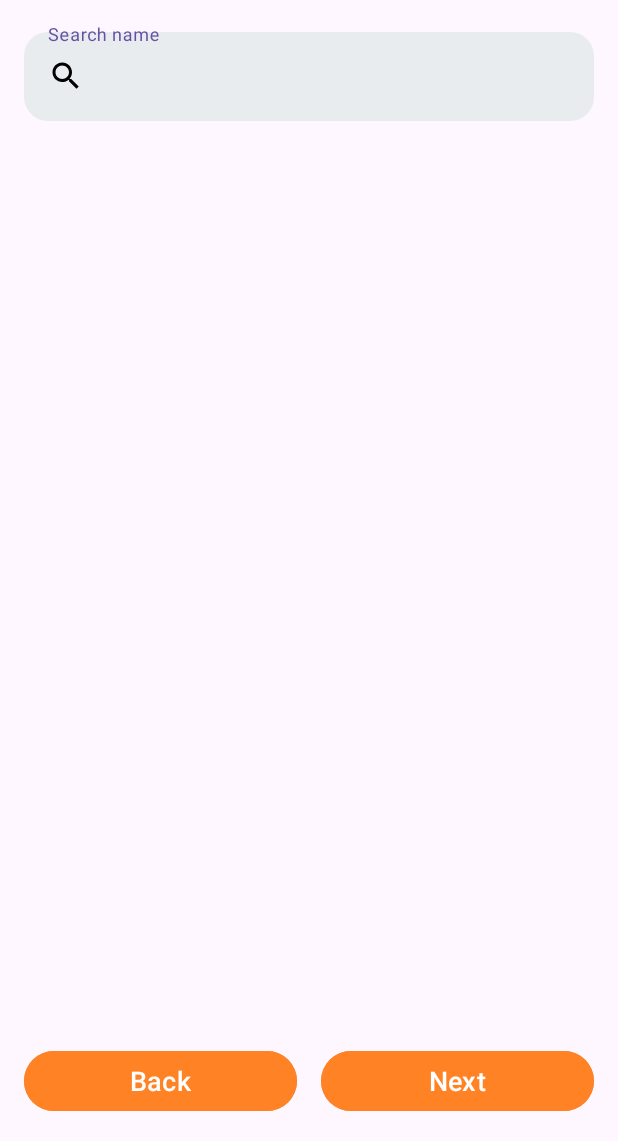
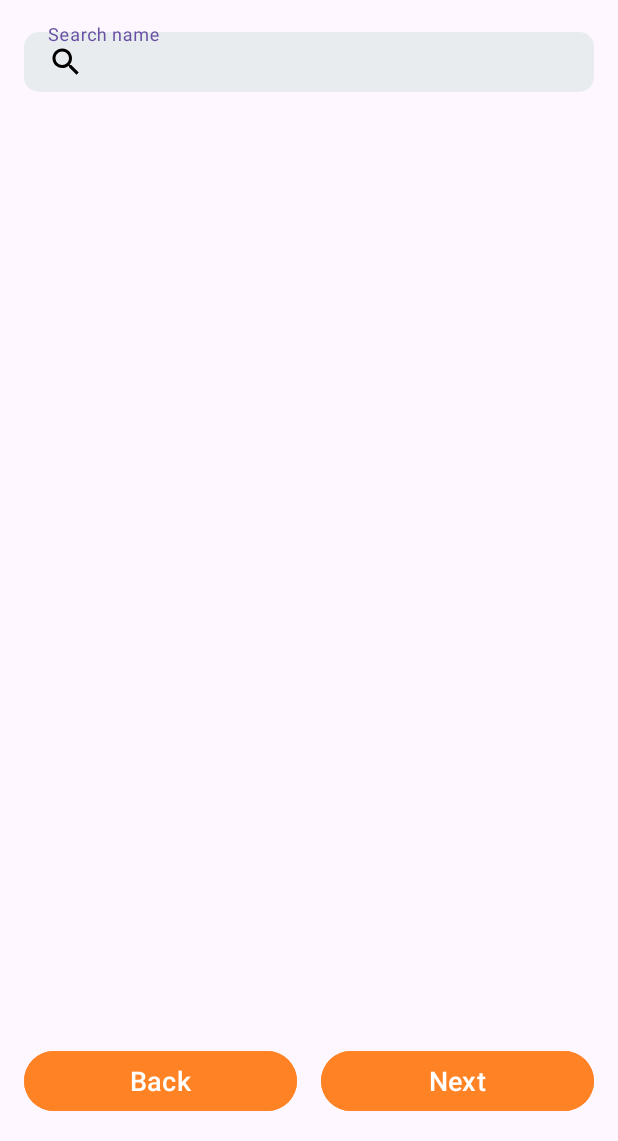
Before and after one commit to Simi24/PokemonBox, an Android app: the layout fragment_pokemon_list_view.xml on its own in the app's theme, with its tools: preview values and no code run, on a phone screen of 412 x 824 dp, the part 95-1236 px from its top. Run offline under Robolectric (Android 15) with nearby library versions, the phone set to English and light mode, and no system bars.

Commit message:
refactor search bar

```diff
--- a/app/src/main/java/com/example/testandroidstudio/repository/PokemonRepository.kt
+++ b/app/src/main/java/com/example/testandroidstudio/repository/PokemonRepository.kt
@@ -41,8 +41,8 @@ class PokemonRepository(): IPokemonRepository {
             return null
         }
 
-        var pokemonInfo: PokemonInfoResponse? = null
-        var pokemonSpecies: PokemonSpeciesResponse? = null
+        val pokemonInfo: PokemonInfoResponse?
+        val pokemonSpecies: PokemonSpeciesResponse?
         val id: Int
 
         try {
--- a/app/src/main/res/drawable/rounded_corners.xml
+++ b/app/src/main/res/drawable/rounded_corners.xml
@@ -2,9 +2,9 @@
 <shape xmlns:android="http://schemas.android.com/apk/res/android"
     android:shape="rectangle">
     <corners
-        android:topLeftRadius="16dp"
-        android:topRightRadius="16dp"
-        android:bottomLeftRadius="16dp"
-        android:bottomRightRadius="16dp"/>
+        android:topLeftRadius="10dp"
+        android:topRightRadius="10dp"
+        android:bottomLeftRadius="10dp"
+        android:bottomRightRadius="10dp"/>
     <solid android:color="#e9ecef"/>
 </shape>
--- a/app/src/main/res/layout/fragment_pokemon_list_view.xml
+++ b/app/src/main/res/layout/fragment_pokemon_list_view.xml
@@ -33,15 +33,18 @@
         <com.google.android.material.textfield.TextInputEditText
             android:id="@+id/searchEditText"
             android:layout_width="match_parent"
+            android:layout_height="40dp"
             android:background="@drawable/rounded_corners"
             android:backgroundTint="#e9ecef"
             android:drawableStart="@drawable/baseline_search_24"
             android:hint="@string/search_name"
             android:imeOptions="actionSearch"
-            android:layout_height="wrap_content"
             android:inputType="text"
             android:textColor="#616161"
-            android:textSize="18sp" />
+            android:textSize="16sp"
+            android:paddingTop="0dp"
+            android:paddingBottom="0dp"
+            android:gravity="center_vertical" />
     </com.google.android.material.textfield.TextInputLayout>
 
     <androidx.recyclerview.widget.RecyclerView
```
